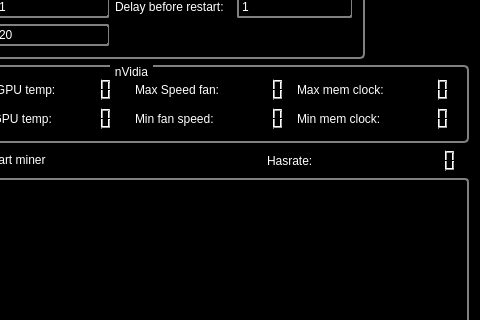
orkblutt/MinerLamp, file mainwindow.ui: the form before one commit; both pictures show x 222 to 702 and y 86 to 406 of the 702 by 489 pixel window.
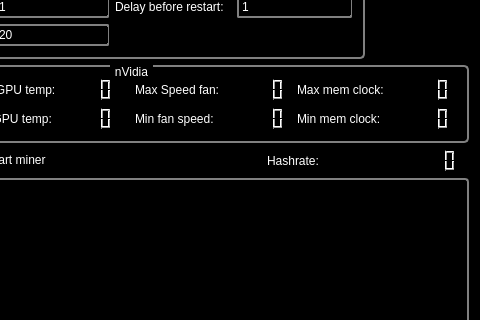
The form after the commit. Icons and pictures are not drawn.

Commit message: Readme QoL + typo fixes

Diff of the .ui file:
```diff
--- a/mainwindow.ui
+++ b/mainwindow.ui
@@ -434,7 +434,7 @@
     <item row="4" column="4">
      <widget class="QLabel" name="label_7">
       <property name="text">
-       <string>Hasrate:</string>
+       <string>Hashrate:</string>
       </property>
      </widget>
     </item>
```
The commit also changes 1 other file.
